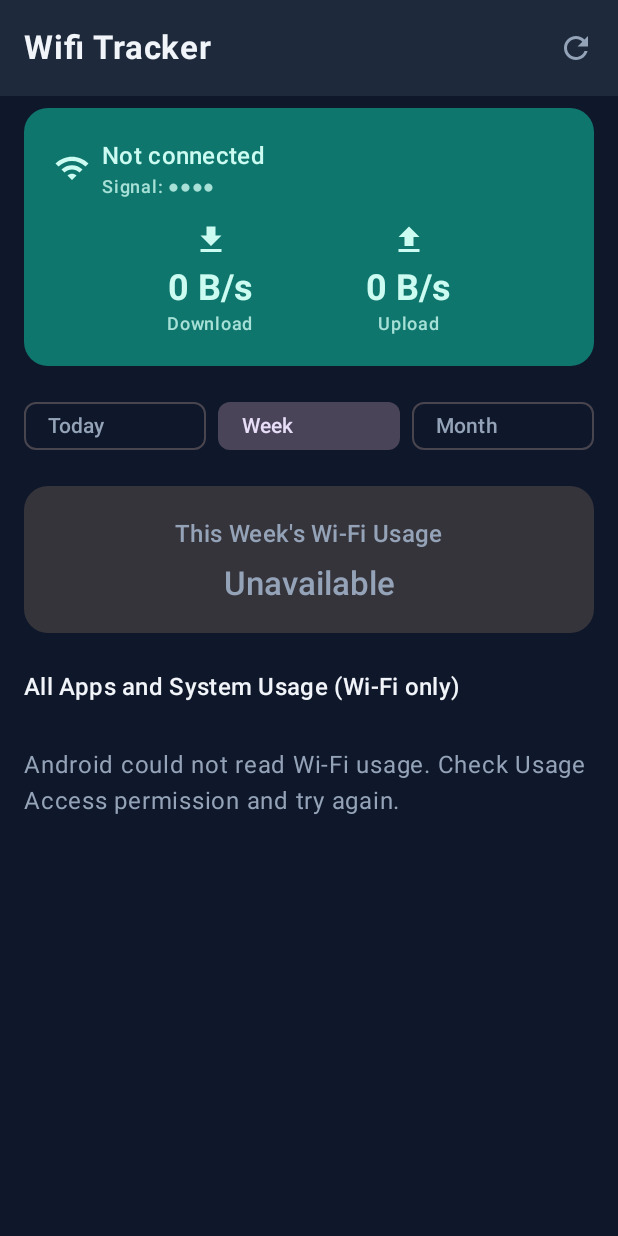
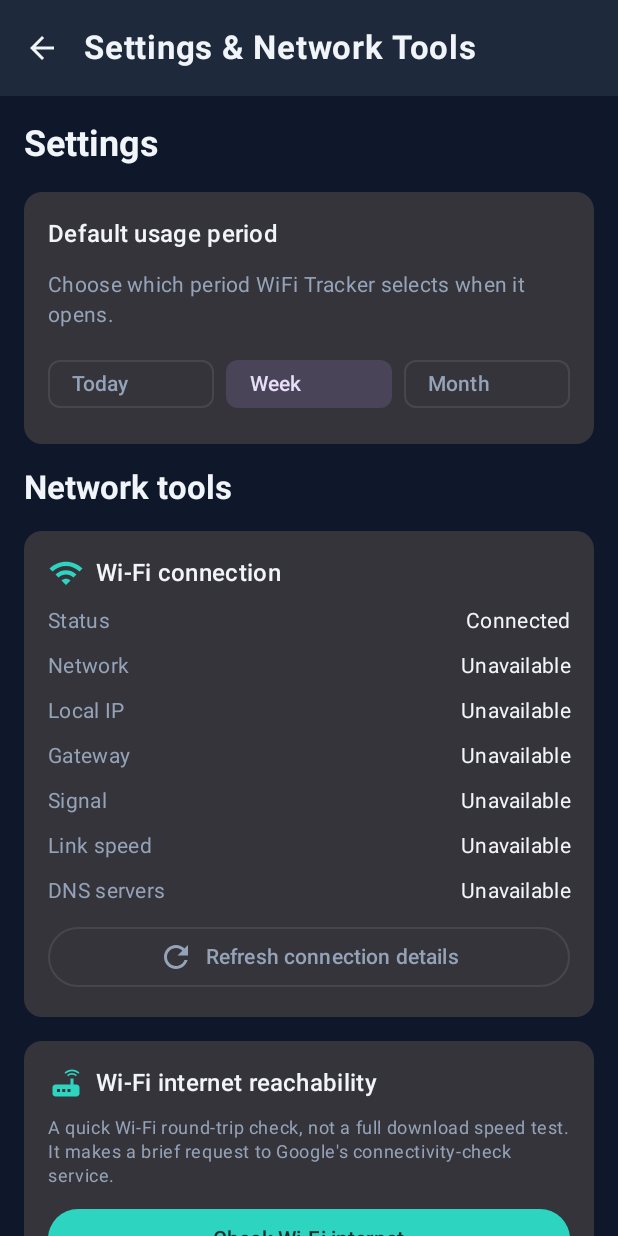
Before and after one commit to shonibareakanni009-ctrl/Wifi-Tracker, an Android app built with Jetpack Compose: the screen it shows after launch (MainActivity), after a tap on "Week", on a phone screen of 412 x 824 dp. Run offline under Robolectric (Android 15) with nearby library versions, the phone set to English and light mode, and no system bars; 1 statement that could not run was skipped; 2 other taps on this screen came first.

Commit message:
Add settings and Wi-Fi network tools

```diff
--- /dev/null
+++ b/app/src/main/java/com/wifitracker/app/ui/SettingsAndToolsScreen.kt
@@ -0,0 +1,366 @@
+package com.wifitracker.app.ui
+
+import androidx.compose.foundation.layout.Arrangement
+import androidx.compose.foundation.layout.Column
+import androidx.compose.foundation.layout.Row
+import androidx.compose.foundation.layout.Spacer
+import androidx.compose.foundation.layout.fillMaxSize
+import androidx.compose.foundation.layout.fillMaxWidth
+import androidx.compose.foundation.layout.height
+import androidx.compose.foundation.layout.padding
+import androidx.compose.foundation.layout.size
+import androidx.compose.foundation.rememberScrollState
+import androidx.compose.foundation.verticalScroll
+import androidx.compose.material.icons.Icons
+import androidx.compose.material.icons.filled.Dns
+import androidx.compose.material.icons.filled.Refresh
+import androidx.compose.material.icons.filled.Router
+import androidx.compose.material.icons.filled.Wifi
+import androidx.compose.material3.Button
+import androidx.compose.material3.Card
+import androidx.compose.material3.CircularProgressIndicator
+import androidx.compose.material3.FilterChip
+import androidx.compose.material3.MaterialTheme
+import androidx.compose.material3.OutlinedButton
+import androidx.compose.material3.OutlinedTextField
+import androidx.compose.material3.Text
+import androidx.compose.runtime.Composable
+import androidx.compose.runtime.LaunchedEffect
+import androidx.compose.runtime.getValue
+import androidx.compose.runtime.mutableStateOf
+import androidx.compose.runtime.remember
+import androidx.compose.runtime.rememberCoroutineScope
+import androidx.compose.runtime.setValue
+import androidx.compose.ui.Alignment
+import androidx.compose.ui.Modifier
+import androidx.compose.ui.text.font.FontWeight
+import androidx.compose.ui.text.style.TextAlign
+import androidx.compose.ui.unit.dp
+import com.wifitracker.app.data.InternetCheckResult
+import com.wifitracker.app.data.NetworkToolsRepository
+import com.wifitracker.app.data.UsagePeriod
+import com.wifitracker.app.data.WifiNetworkDetails
+import kotlinx.coroutines.CancellationException
+import kotlinx.coroutines.Dispatchers
+import kotlinx.coroutines.launch
+import kotlinx.coroutines.withContext
+import java.net.UnknownHostException
+
+@Composable
+fun SettingsAndToolsScreen(
+    defaultPeriod: UsagePeriod,
+    onDefaultPeriodChanged: (UsagePeriod) -> Unit,
+    modifier: Modifier = Modifier
+) {
+    val context = androidx.compose.ui.platform.LocalContext.current
+    val repository = remember { NetworkToolsRepository(context.applicationContext) }
+    val scope = rememberCoroutineScope()
+
+    var wifiDetails by remember { mutableStateOf(WifiNetworkDetails()) }
+    var isRefreshingWifi by remember { mutableStateOf(true) }
+    var internetResult by remember { mutableStateOf<InternetCheckResult?>(null) }
+    var isCheckingInternet by remember { mutableStateOf(false) }
+    var hostname by remember { mutableStateOf("example.com") }
+    var dnsResult by remember { mutableStateOf<String?>(null) }
+    var isLookingUpDns by remember { mutableStateOf(false) }
+
+    suspend fun refreshWifiDetails() {
+        isRefreshingWifi = true
+        try {
+            wifiDetails = withContext(Dispatchers.IO) {
+                repository.getWifiNetworkDetails()
+            }
+        } catch (cancelled: CancellationException) {
+            throw cancelled
+        } catch (_: Exception) {
+            wifiDetails = WifiNetworkDetails()
+        } finally {
+            isRefreshingWifi = false
+        }
+    }
+
+    LaunchedEffect(Unit) {
+        refreshWifiDetails()
+    }
+
+    Column(
+        modifier = modifier
+            .fillMaxSize()
+            .verticalScroll(rememberScrollState())
+            .padding(16.dp),
+        verticalArrangement = Arrangement.spacedBy(16.dp)
+    ) {
+        Text(
+            text = "Settings",
+            style = MaterialTheme.typography.headlineSmall,
+            fontWeight = FontWeight.Bold
+        )
+
+        Card(modifier = Modifier.fillMaxWidth()) {
+            Column(
+                modifier = Modifier.padding(16.dp),
+                verticalArrangement = Arrangement.spacedBy(12.dp)
+            ) {
+                Text(
+                    text = "Default usage period",
+                    style = MaterialTheme.typography.titleMedium,
+                    fontWeight = FontWeight.SemiBold
+                )
+                Text(
+                    text = "Choose which period WiFi Tracker selects when it opens.",
+                    style = MaterialTheme.typography.bodyMedium,
+                    color = MaterialTheme.colorScheme.onSurfaceVariant
+                )
+                Row(
+                    modifier = Modifier.fillMaxWidth(),
+                    horizontalArrangement = Arrangement.spacedBy(8.dp)
+                ) {
+                    listOf(
+                        UsagePeriod.TODAY to "Today",
+                        UsagePeriod.WEEK to "Week",
+                        UsagePeriod.MONTH to "Month"
+                    ).forEach { (period, label) ->
+                        FilterChip(
+                            selected = defaultPeriod == period,
+                            onClick = { onDefaultPeriodChanged(period) },
+                            label = { Text(label) },
+                            modifier = Modifier.weight(1f)
+                        )
+                    }
+                }
+            }
+        }
+
+        Text(
+            text = "Network tools",
+            style = MaterialTheme.typography.titleLarge,
+            fontWeight = FontWeight.Bold
+        )
+
+        Card(modifier = Modifier.fillMaxWidth()) {
+            Column(
+                modifier = Modifier.padding(16.dp),
+                verticalArrangement = Arrangement.spacedBy(10.dp)
+            ) {
+                Row(verticalAlignment = Alignment.CenterVertically) {
+                    androidx.compose.material3.Icon(
+                        imageVector = Icons.Default.Wifi,
+                        contentDescription = null,
+                        tint = MaterialTheme.colorScheme.primary
+                    )
+                    Text(
+                        text = "Wi-Fi connection",
+                        modifier = Modifier.padding(start = 8.dp),
+                        style = MaterialTheme.typography.titleMedium,
+                        fontWeight = FontWeight.SemiBold
+                    )
+                }
+                if (isRefreshingWifi) {
+                    CircularProgressIndicator(modifier = Modifier.align(Alignment.CenterHorizontally))
+                } else {
+                    DetailLine("Status", if (wifiDetails.isConnected) "Connected" else "Not connected")
+                    if (wifiDetails.isConnected) {
+                        DetailLine("Network", wifiDetails.ssid)
+                        DetailLine("Local IP", wifiDetails.localAddress)
+                        DetailLine("Gateway", wifiDetails.gatewayAddress)
+                        DetailLine(
+                            "Signal",
+                            wifiDetails.signalDbm?.let { "$it dBm" } ?: "Unavailable"
+                        )
+                        DetailLine(
+                            "Link speed",
+                            wifiDetails.linkSpeedMbps?.let { "$it Mbps" } ?: "Unavailable"
+                        )
+                        DetailLine(
+                            "DNS servers",
+                            wifiDetails.dnsServers.takeIf { it.isNotEmpty() }
+                                ?.joinToString(", ") ?: "Unavailable"
+                        )
+                    }
+                }
+                OutlinedButton(
+                    onClick = { scope.launch { refreshWifiDetails() } },
+                    enabled = !isRefreshingWifi,
+                    modifier = Modifier.fillMaxWidth()
+                ) {
+                    androidx.compose.material3.Icon(Icons.Default.Refresh, contentDescription = null)
+                    Text("Refresh connection details", modifier = Modifier.padding(start = 8.dp))
+                }
+            }
+        }
+
+        Card(modifier = Modifier.fillMaxWidth()) {
+            Column(
+                modifier = Modifier.padding(16.dp),
+                verticalArrangement = Arrangement.spacedBy(10.dp)
+            ) {
+                Row(verticalAlignment = Alignment.CenterVertically) {
+                    androidx.compose.material3.Icon(
+                        imageVector = Icons.Default.Router,
+                        contentDescription = null,
+                        tint = MaterialTheme.colorScheme.primary
+                    )
+                    Text(
+                        text = "Wi-Fi internet reachability",
+                        modifier = Modifier.padding(start = 8.dp),
+                        style = MaterialTheme.typography.titleMedium,
+                        fontWeight = FontWeight.SemiBold
+                    )
+                }
+                Text(
+                    text = "A quick Wi-Fi round-trip check, not a full download speed test. It makes a brief request to Google's connectivity-check service.",
+                    style = MaterialTheme.typography.bodySmall,
+                    color = MaterialTheme.colorScheme.onSurfaceVariant
+                )
+                internetResult?.let { result ->
+                    Text(
+                        text = buildString {
+                            append(result.detail)
+                            result.latencyMillis?.let { append(" · ${it} ms") }
+                        },
+                        color = if (result.isReachable) MaterialTheme.colorScheme.primary
+                        else MaterialTheme.colorScheme.error,
+                        style = MaterialTheme.typography.bodyMedium
+                    )
+                }
+                Button(
+                    onClick = {
+                        scope.launch {
+                            isCheckingInternet = true
+                            internetResult = null
+                            try {
+                                internetResult = withContext(Dispatchers.IO) {
+                                    repository.testInternetConnectivity()
+                                }
+                            } finally {
+                                isCheckingInternet = false
+                            }
+                        }
+                    },
+                    enabled = !isCheckingInternet,
+                    modifier = Modifier.fillMaxWidth()
+                ) {
+                    if (isCheckingInternet) {
+                        CircularProgressIndicator(
+                            modifier = Modifier.size(18.dp),
+                            strokeWidth = 2.dp
+                        )
+                    } else {
+                        Text("Check Wi-Fi internet")
+                    }
+                }
+            }
+        }
+
+        Card(modifier = Modifier.fillMaxWidth()) {
+            Column(
+                modifier = Modifier.padding(16.dp),
+                verticalArrangement = Arrangement.spacedBy(10.dp)
+            ) {
+                Row(verticalAlignment = Alignment.CenterVertically) {
+                    androidx.compose.material3.Icon(
+                        imageVector = Icons.Default.Dns,
+                        contentDescription = null,
+                        tint = MaterialTheme.colorScheme.primary
+                    )
+                    Text(
+                        text = "DNS lookup",
+                        modifier = Modifier.padding(start = 8.dp),
+                        style = MaterialTheme.typography.titleMedium,
+                        fontWeight = FontWeight.SemiBold
+                    )
+                }
+                Text(
+                    text = "Resolve a hostname using your device's configured DNS, including Private DNS when enabled.",
+                    style = MaterialTheme.typography.bodySmall,
+                    color = MaterialTheme.colorScheme.onSurfaceVariant
+                )
+                OutlinedTextField(
+                    value = hostname,
+                    onValueChange = {
+                        hostname = it
+                        dnsResult = null
+                    },
+                    label = { Text("Hostname") },
+                    placeholder = { Text("example.com") },
+                    singleLine = true,
+                    enabled = !isLookingUpDns,
+                    modifier = Modifier.fillMaxWidth()
+                )
+                dnsResult?.let { result ->
+                    Text(
+                        text = result,
+                        style = MaterialTheme.typography.bodyMedium,
+                        color = if (result.startsWith("Resolved:")) MaterialTheme.colorScheme.primary
+                        else MaterialTheme.colorScheme.error
+                    )
+                }
+                Button(
+                    onClick = {
+                        scope.launch {
+                            isLookingUpDns = true
+                            dnsResult = null
+                            val requestedHost = hostname.trim()
+                            try {
+                                val addresses = withContext(Dispatchers.IO) {
+                                    repository.lookupDns(requestedHost)
+                                }
+                                dnsResult = if (addresses.isNotEmpty()) {
+                                    "Resolved: ${addresses.joinToString(", ")}"
+                                } else {
+                                    "No addresses were returned for $requestedHost."
+                                }
+                            } catch (cancelled: CancellationException) {
+                                throw cancelled
+                            } catch (unknownHost: UnknownHostException) {
+                                dnsResult = "No DNS result for $requestedHost. Check the name or connection."
+                            } catch (error: IllegalArgumentException) {
+                                dnsResult = error.message ?: "Enter a valid hostname."
+                            } catch (_: Exception) {
+                                dnsResult = "DNS lookup failed. Check your connection and try again."
+                            } finally {
+                                isLookingUpDns = false
+                            }
+                        }
+                    },
+                    enabled = !isLookingUpDns,
+                    modifier = Modifier.fillMaxWidth()
+                ) {
+                    if (isLookingUpDns) {
+                        CircularProgressIndicator(
+                            modifier = Modifier.size(18.dp),
+                            strokeWidth = 2.dp
+                        )
+                    } else {
+                        Text("Look up hostname")
+                    }
+                }
+            }
+        }
+        Spacer(modifier = Modifier.height(8.dp))
+    }
+}
+
+@Composable
+private fun DetailLine(label: String, value: String) {
+    Row(
+        modifier = Modifier.fillMaxWidth(),
+        horizontalArrangement = Arrangement.SpaceBetween,
+        verticalAlignment = Alignment.Top
+    ) {
+        Text(
+            text = label,
+            modifier = Modifier.weight(0.36f),
+            style = MaterialTheme.typography.bodyMedium,
+            color = MaterialTheme.colorScheme.onSurfaceVariant
+        )
+        Text(
+            text = value,
+            modifier = Modifier
+                .weight(0.64f)
+                .padding(start = 12.dp),
+            style = MaterialTheme.typography.bodyMedium,
+            textAlign = TextAlign.End
+        )
+    }
+}
--- a/app/src/main/java/com/wifitracker/app/ui/WifiTrackerApp.kt
+++ b/app/src/main/java/com/wifitracker/app/ui/WifiTrackerApp.kt
@@ -1,5 +1,6 @@
 package com.wifitracker.app.ui
 
+import android.content.Context
 import androidx.compose.foundation.background
 import androidx.compose.foundation.Image
 import androidx.compose.foundation.layout.*
@@ -40,7 +41,18 @@ fun WifiTrackerApp(
     val context = LocalContext.current
     val repository = remember { WifiUsageRepository(context) }
 
-    var selectedPeriod by remember { mutableStateOf(UsagePeriod.TODAY) }
+    val settingsPreferences = remember {
+        context.getSharedPreferences("wifi_tracker_settings", Context.MODE_PRIVATE)
+    }
+    var defaultPeriod by remember {
+        mutableStateOf(
+            settingsPreferences.getString("default_usage_period", UsagePeriod.TODAY.name)
+                ?.let { saved -> runCatching { UsagePeriod.valueOf(saved) }.getOrNull() }
+                ?: UsagePeriod.TODAY
+        )
+    }
+    var selectedPeriod by remember { mutableStateOf(defaultPeriod) }
+    var showSettings by remember { mutableStateOf(false) }
     var speedSample by remember {
         mutableStateOf(
             WifiSpeedSample(
@@ -113,23 +125,52 @@ fun WifiTrackerApp(
     Scaffold(
         topBar = {
             TopAppBar(
-                title = { Text("Wifi Tracker", fontWeight = FontWeight.Bold) },
+                title = {
+                    Text(
+                        if (showSettings) "Settings & Network Tools" else "Wifi Tracker",
+                        fontWeight = FontWeight.Bold
+                    )
+                },
+                navigationIcon = {
+                    if (showSettings) {
+                        IconButton(onClick = { showSettings = false }) {
+                            Icon(Icons.Default.ArrowBack, contentDescription = "Back")
+                        }
+                    }
+                },
                 colors = TopAppBarDefaults.topAppBarColors(
                     containerColor = MaterialTheme.colorScheme.surface
                 ),
                 actions = {
-                    IconButton(enabled = !isRefreshing, onClick = {
-                        if (hasUsageAccess) {
-                            coroutineScope.launch { refreshUsage(selectedPeriod) }
+                    if (!showSettings) {
+                        IconButton(onClick = { showSettings = true }) {
+                            Icon(Icons.Default.Settings, contentDescription = "Settings and network tools")
                         }
-                    }) {
-                        Icon(Icons.Default.Refresh, contentDescription = "Refresh")
+                        IconButton(enabled = !isRefreshing, onClick = {
+                            if (hasUsageAccess) {
+                                coroutineScope.launch { refreshUsage(selectedPeriod) }
+                            }
+                        }) {
+                            Icon(Icons.Default.Refresh, contentDescription = "Refresh")
+                        }
                     }
                 }
             )
         }
     ) { padding ->
-        if (!hasUsageAccess) {
+        if (showSettings) {
+            SettingsAndToolsScreen(
+                defaultPeriod = defaultPeriod,
+                onDefaultPeriodChanged = { period ->
+                    defaultPeriod = period
+                    selectedPeriod = period
+                    settingsPreferences.edit()
+                        .putString("default_usage_period", period.name)
+                        .apply()
+                },
+                modifier = Modifier.padding(padding)
+            )
+        } else if (!hasUsageAccess) {
             PermissionScreen(
                 modifier = Modifier.padding(padding),
                 onRequest = onRequestUsageAccess
```
Also changed, not shown: app/src/main/java/com/wifitracker/app/data/NetworkToolsRepository.kt (added, +166 -0 lines).
